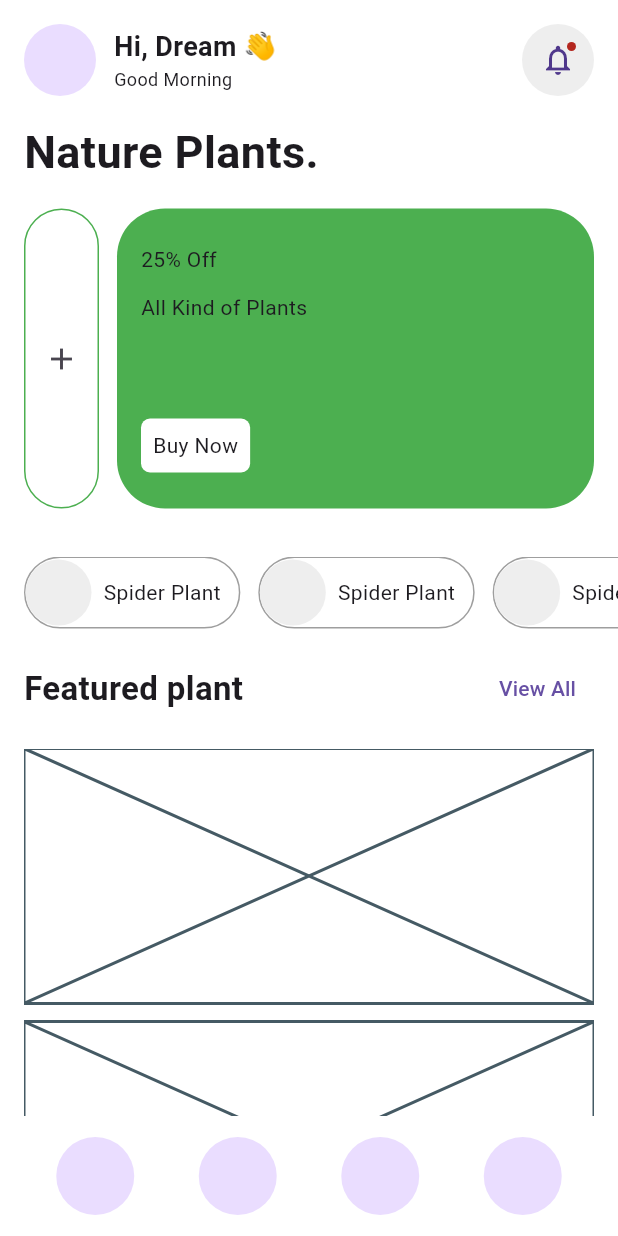
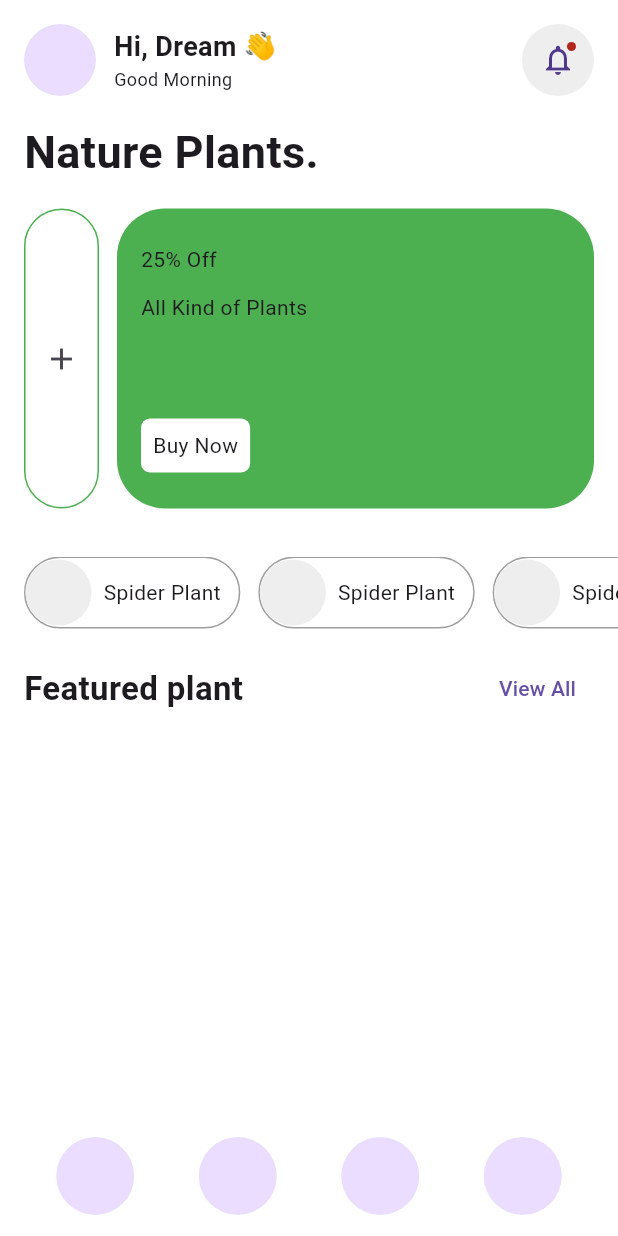
Before and after one commit to JAICHANGPARK/flutter_notebook_chapter_45, a Flutter app: the PlantHomePage screen opened directly, on a phone screen of 412 x 824 dp. Run offline on Flutter 3.47's test engine with Material 3 defaults, Android fonts, the phone set to English and light mode, and no system bars; our stand-ins replace gap, hugeicons, smooth_page_indicator.

Commit message:
Update plant_home_page.dart

```diff
--- a/lib/ep2265_plant_shop_app/ui/plant_home_page.dart
+++ b/lib/ep2265_plant_shop_app/ui/plant_home_page.dart
@@ -177,7 +177,15 @@ class _PlantHomePageState extends State<PlantHomePage> {
                     return Container(
                       margin: EdgeInsets.only(bottom: 12),
                       height: 170,
-                      child: Placeholder(),
+                      child: Stack(
+                        children: [
+                          Positioned.fill(
+                              top: 16,
+                              child: Container(decoration: BoxDecoration(
+
+                          ),))
+                        ],
+                      ),
                     );
                   },
                 ),
```
